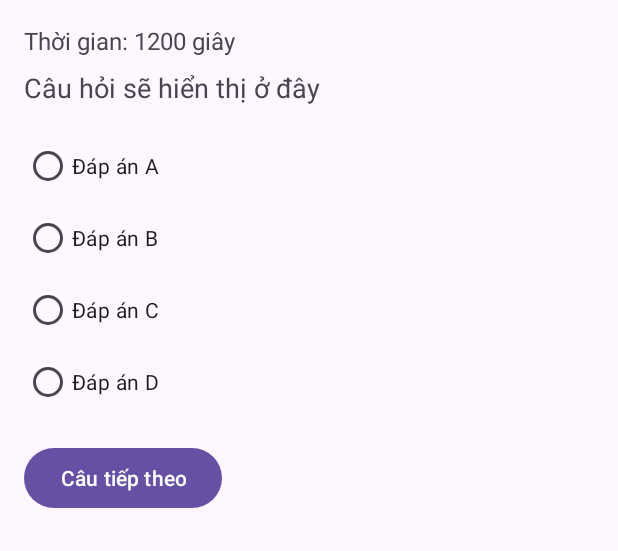
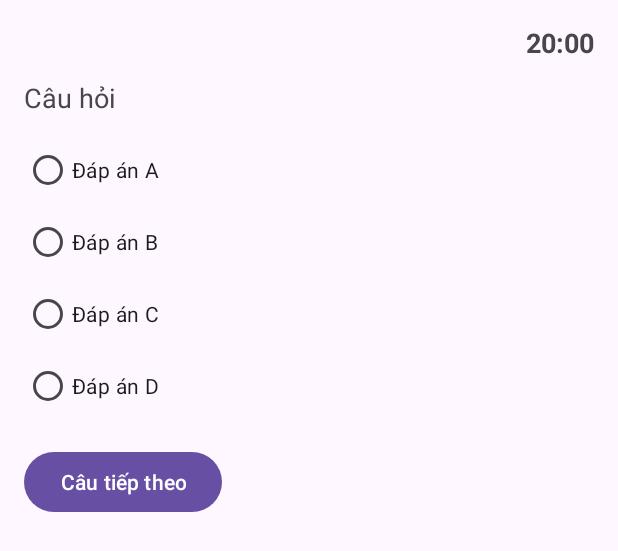
Before and after one commit to Topaz-Oz/tracNghiemGT, an Android app: the layout activity_quiz.xml on its own in the app's theme, with its tools: preview values and no code run, on a phone screen of 412 x 824 dp. Shown: the top 551 px of the screen. Run offline under Robolectric (Android 15) with nearby library versions, the phone set to English and light mode, and no system bars.

Commit message:
refactor: rename wrong answer screen and update related components

```diff
--- a/app/src/main/AndroidManifest.xml
+++ b/app/src/main/AndroidManifest.xml
@@ -14,7 +14,7 @@
         android:supportsRtl="true"
         android:theme="@style/Theme.TrafficQuiz"
         tools:targetApi="31">
-        <activity android:name=".ui.WrongAnswersActivity" />
+        <activity android:name=".ui.WrongDetailActivity" />
         <activity android:name=".ui.QuizActivity" />
         <activity android:name=".ui.ResultActivity" />
         <activity
--- a/app/src/main/java/com/example/trafficquiz/utils/QuestionDataLoader.java
+++ b/app/src/main/java/com/example/trafficquiz/utils/QuestionDataLoader.java
@@ -16,7 +16,7 @@ public class QuestionDataLoader {
     private final SQLiteDatabase db;
 
     public QuestionDataLoader(Context context) {
-        File dbPath = context.getDatabasePath("question.db"); // đổi tên cho đúng file
+        File dbPath = context.getDatabasePath("questions.db"); // đổi tên cho đúng file
         db = SQLiteDatabase.openDatabase(dbPath.getPath(), null, SQLiteDatabase.OPEN_READWRITE);
     }
 
--- a/app/src/main/res/layout/activity_quiz.xml
+++ b/app/src/main/res/layout/activity_quiz.xml
@@ -1,28 +1,66 @@
-<LinearLayout xmlns:android="http://schemas.android.com/apk/res/android"
-    android:layout_width="match_parent" android:layout_height="match_parent"
-    android:orientation="vertical" android:padding="16dp">
+<?xml version="1.0" encoding="utf-8"?>
+<ScrollView xmlns:android="http://schemas.android.com/apk/res/android"
+    android:layout_width="match_parent"
+    android:layout_height="match_parent"
+    android:padding="16dp">
 
-    <TextView android:id="@+id/text_timer"
-        android:text="Thời gian: 1200 giây"
-        android:textSize="16sp" android:layout_marginBottom="8dp"
-        android:layout_width="wrap_content" android:layout_height="wrap_content" />
+    <LinearLayout
+        android:layout_width="match_parent"
+        android:layout_height="wrap_content"
+        android:orientation="vertical">
 
-    <TextView android:id="@+id/text_question"
-        android:text="Câu hỏi sẽ hiển thị ở đây"
-        android:textSize="18sp" android:layout_marginBottom="16dp"
-        android:layout_width="match_parent" android:layout_height="wrap_content" />
+        <TextView
+            android:id="@+id/timerText"
+            android:layout_width="wrap_content"
+            android:layout_height="wrap_content"
+            android:text="20:00"
+            android:textSize="18sp"
+            android:textStyle="bold"
+            android:layout_gravity="end" />
 
-    <RadioGroup android:id="@+id/radioGroup"
-        android:layout_width="match_parent" android:layout_height="wrap_content">
+        <TextView
+            android:id="@+id/questionText"
+            android:layout_width="match_parent"
+            android:layout_height="wrap_content"
+            android:text="Câu hỏi"
+            android:textSize="18sp"
+            android:layout_marginVertical="12dp" />
 
-        <RadioButton android:id="@+id/optionA" android:text="Đáp án A" />
-        <RadioButton android:id="@+id/optionB" android:text="Đáp án B" />
-        <RadioButton android:id="@+id/optionC" android:text="Đáp án C" />
-        <RadioButton android:id="@+id/optionD" android:text="Đáp án D" />
-    </RadioGroup>
+        <RadioGroup
+            android:id="@+id/optionsGroup"
+            android:layout_width="match_parent"
+            android:layout_height="wrap_content">
 
-    <Button android:id="@+id/btn_next" android:text="Câu tiếp theo"
-        android:onClick="onNextClicked"
-        android:layout_width="wrap_content" android:layout_height="wrap_content"
-        android:layout_marginTop="16dp" />
-</LinearLayout>
+            <RadioButton
+                android:id="@+id/optionA"
+                android:layout_width="wrap_content"
+                android:layout_height="wrap_content"
+                android:text="Đáp án A" />
+
+            <RadioButton
+                android:id="@+id/optionB"
+                android:layout_width="wrap_content"
+                android:layout_height="wrap_content"
+                android:text="Đáp án B" />
+
+            <RadioButton
+                android:id="@+id/optionC"
+                android:layout_width="wrap_content"
+                android:layout_height="wrap_content"
+                android:text="Đáp án C" />
+
+            <RadioButton
+                android:id="@+id/optionD"
+                android:layout_width="wrap_content"
+                android:layout_height="wrap_content"
+                android:text="Đáp án D" />
+        </RadioGroup>
+
+        <Button
+            android:id="@+id/nextButton"
+            android:layout_width="wrap_content"
+            android:layout_height="wrap_content"
+            android:text="Câu tiếp theo"
+            android:layout_marginTop="16dp" />
+    </LinearLayout>
+</ScrollView>
--- a/app/src/main/res/layout/activity_wrong_answers.xml
+++ b/app/src/main/res/layout/activity_wrong_detail.xml
@@ -1,3 +1,4 @@
+<?xml version="1.0" encoding="utf-8"?>
 <ScrollView xmlns:android="http://schemas.android.com/apk/res/android"
     android:padding="16dp"
     android:layout_width="match_parent"
@@ -6,6 +7,8 @@
     <TextView
         android:id="@+id/tvWrongDetails"
         android:textSize="16sp"
+        android:textColor="#000000"
+        android:lineSpacingExtra="6dp"
         android:layout_width="match_parent"
         android:layout_height="wrap_content" />
 </ScrollView>
```
Also changed, not shown: app/src/main/java/com/example/trafficquiz/model/Question.java (+83 -17 lines), app/src/main/java/com/example/trafficquiz/ui/WrongAnswersActivity.java (deleted, +0 -44 lines), app/src/main/java/com/example/trafficquiz/ui/WrongDetailActivity.java (added, +55 -0 lines), app/src/main/res/layout/activity_result.xml (+20 -6 lines), app/src/main/assets/questions.db (renamed from app/src/main/assets/question.db).
